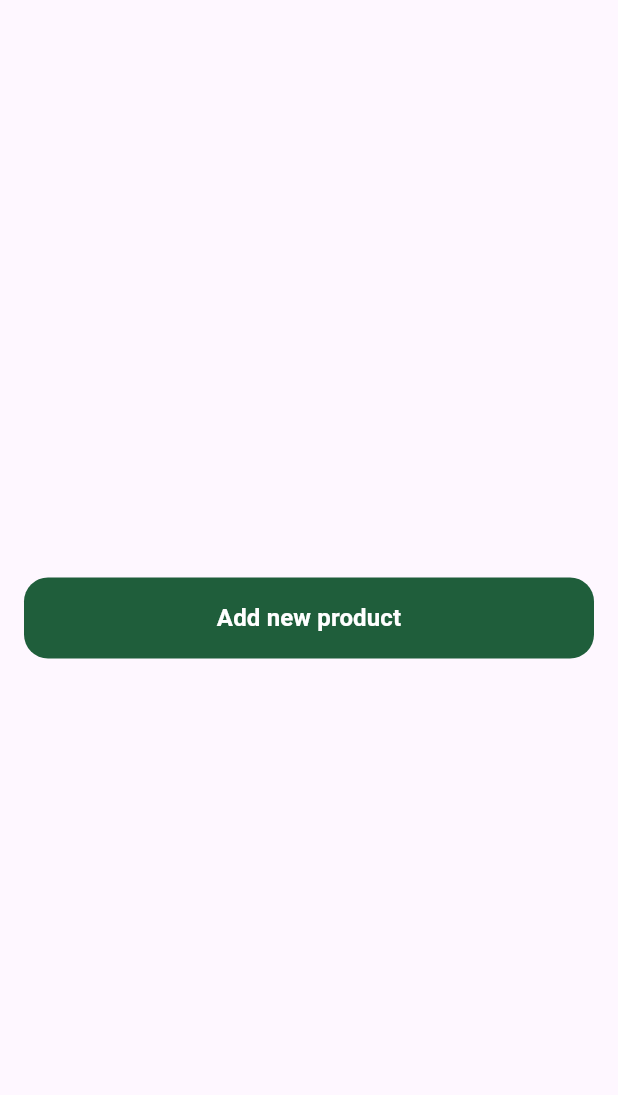
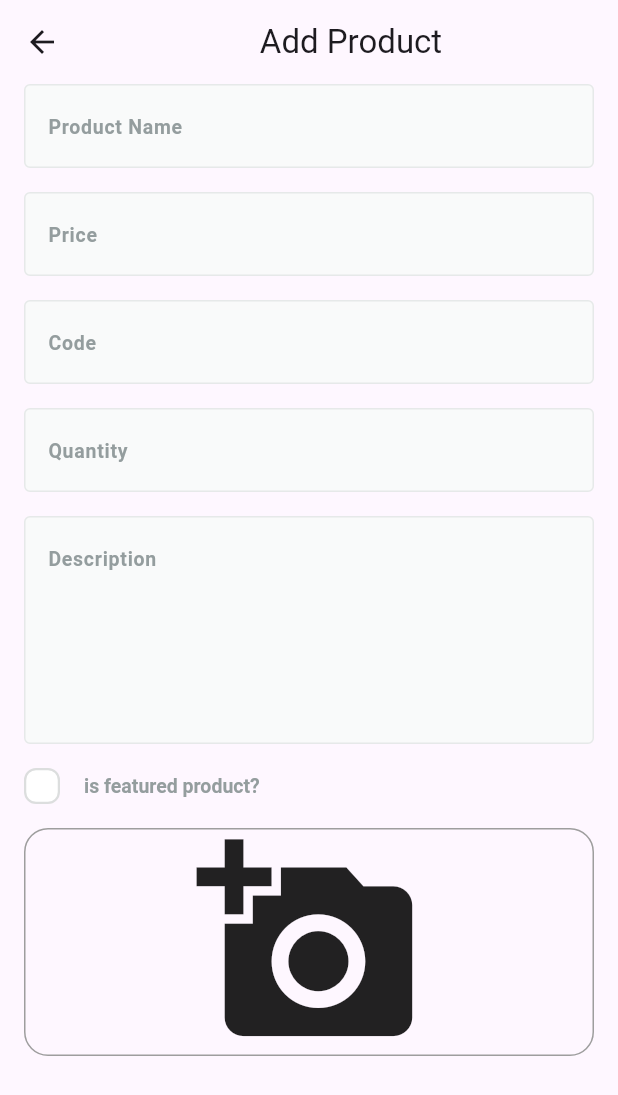
Before and after one commit to Noor-WildAli/ecommerce_dashboard, a Flutter app: the screen it shows after launch, after a tap on "Add new product", on a phone screen of 412 x 824 dp. Shown: the top 1095 px of the screen. Run offline on Flutter 3.47's test engine with Material 3 defaults, Android fonts, the phone set to English and light mode, and no system bars; drawn by our look-alikes of skeletonizer; our stand-ins replace firebase_core, image_picker; accounts and stored records are empty.

Commit message:
add the product and check box

```diff
--- a/lib/core/helper_fucntions/on_generate_routes.dart
+++ b/lib/core/helper_fucntions/on_generate_routes.dart
@@ -1,3 +1,4 @@
+import 'package:ecommerce_dashboard/features/add_product/presentation/views/add_product_view.dart';
 import 'package:ecommerce_dashboard/features/dashboard/views/dashboard_view.dart';
 import 'package:flutter/material.dart';
 
@@ -5,6 +6,9 @@ Route<dynamic> onGenerateRoute(RouteSettings settings) {
   switch (settings.name) {
     case DashboardView.routeName:
       return MaterialPageRoute(builder: (context) => const DashboardView());
+    case AddProductView.routeName:
+      return MaterialPageRoute(builder: (context) => const AddProductView());
+
     default:
       return MaterialPageRoute(builder: (context) => const Scaffold());
   }
--- /dev/null
+++ b/lib/core/widgets/build_app_bar.dart
@@ -0,0 +1,11 @@
+import 'package:flutter/material.dart';
+
+AppBar buildAppBar(String title) {
+  return AppBar(
+    title: Center(
+      child: Text(
+        title,
+      ),
+    ),
+  );
+}
--- /dev/null
+++ b/lib/core/widgets/custom_text_field.dart
@@ -0,0 +1,58 @@
+import 'package:ecommerce_dashboard/core/utils/app_text_styles.dart';
+import 'package:flutter/material.dart';
+
+class CustomTextFormField extends StatelessWidget {
+  const CustomTextFormField({
+    super.key,
+    required this.hintText,
+    required this.keyboardType,
+    this.suffixIcon,
+    this.onSaved,
+    this.obscureText = false,
+    this.maxLines,
+  });
+
+  final String hintText;
+  final TextInputType keyboardType;
+  final int? maxLines;
+  final Widget? suffixIcon;
+  final void Function(String?)? onSaved;
+
+  final bool obscureText;
+  @override
+  Widget build(BuildContext context) {
+    return TextFormField(
+      maxLines: maxLines,
+      obscureText: obscureText,
+      onSaved: onSaved,
+      validator: (value) {
+        if (value == null || value.isEmpty) {
+          return 'هذا الحقل مطلوب';
+        }
+        return null;
+      },
+      keyboardType: keyboardType,
+      decoration: InputDecoration(
+          suffixIcon: suffixIcon,
+          hintStyle: TextStyles.bold13.copyWith(
+            color: const Color(0xFF949D9E),
+          ),
+          hintText: hintText,
+          filled: true,
+          fillColor: const Color(0xFFF9FAFA),
+          border: buildBorder(),
+          enabledBorder: buildBorder(),
+          focusedBorder: buildBorder()),
+    );
+  }
+
+  OutlineInputBorder buildBorder() {
+    return OutlineInputBorder(
+      borderRadius: BorderRadius.circular(4),
+      borderSide: const BorderSide(
+        width: 1,
+        color: Color(0xFFE6E9E9),
+      ),
+    );
+  }
+}
--- /dev/null
+++ b/lib/features/add_product/presentation/views/add_product_view.dart
@@ -0,0 +1,16 @@
+import 'package:ecommerce_dashboard/core/widgets/build_app_bar.dart';
+import 'package:ecommerce_dashboard/features/add_product/presentation/views/widgets/add_product_view_body.dart';
+import 'package:flutter/material.dart';
+
+class AddProductView extends StatelessWidget {
+  const AddProductView({super.key});
+
+  static const routeName = 'add-product';
+  @override
+  Widget build(BuildContext context) {
+    return Scaffold(
+      appBar: buildAppBar('Add Product'),
+      body: const AddProductViewBody(),
+    );
+  }
+}
--- /dev/null
+++ b/lib/features/add_product/presentation/views/widgets/add_product_view_body.dart
@@ -0,0 +1,78 @@
+import 'package:ecommerce_dashboard/core/widgets/custom_text_field.dart';
+import 'package:ecommerce_dashboard/features/add_product/presentation/views/widgets/custom_check_box.dart';
+import 'package:ecommerce_dashboard/features/add_product/presentation/views/widgets/image_field.dart';
+import 'package:ecommerce_dashboard/features/add_product/presentation/views/widgets/is_featuered_chexk_box.dart';
+import 'package:flutter/material.dart';
+
+class AddProductViewBody extends StatefulWidget {
+  const AddProductViewBody({super.key});
+
+  @override
+  State<AddProductViewBody> createState() => _AddProductViewBodyState();
+}
+
+class _AddProductViewBodyState extends State<AddProductViewBody> {
+  final GlobalKey<FormState> _formKey = GlobalKey<FormState>();
+  AutovalidateMode autovalidateMode = AutovalidateMode.disabled;
+  @override
+  Widget build(BuildContext context) {
+    return Padding(
+      padding: const EdgeInsets.symmetric(horizontal: 16.0),
+      child: SingleChildScrollView(
+        child: Form(
+          key: _formKey,
+          autovalidateMode: AutovalidateMode.disabled,
+          child: Column(
+            children: [
+              const CustomTextFormField(
+                hintText: "Product Name",
+                keyboardType: TextInputType.text,
+              ),
+              const SizedBox(
+                height: 16,
+              ),
+              const CustomTextFormField(
+                hintText: "Price",
+                keyboardType: TextInputType.number,
+              ),
+              const SizedBox(
+                height: 16,
+              ),
+              const CustomTextFormField(
+                hintText: "Code",
+                keyboardType: TextInputType.number,
+              ),
+              const SizedBox(
+                height: 16,
+              ),
+              const CustomTextFormField(
+                hintText: "Quantity",
+                keyboardType: TextInputType.number,
+              ),
+              const SizedBox(
+                height: 16,
+              ),
+              const CustomTextFormField(
+                hintText: "Description",
+                keyboardType: TextInputType.text,
+                maxLines: 5,
+              ),
+              const SizedBox(
+                height: 16,
+              ),
+              IsFeaturedCheckBox(
+                onChanged: (value) {},
+              ),
+              const SizedBox(
+                height: 16,
+              ),
+              ImageField(
+                onFileChanged: (image) {},
+              ),
+            ],
+          ),
+        ),
+      ),
+    );
+  }
+}
--- /dev/null
+++ b/lib/features/add_product/presentation/views/widgets/custom_check_box.dart
@@ -0,0 +1,40 @@
+import 'package:ecommerce_dashboard/core/utils/app_colors.dart';
+import 'package:flutter/material.dart';
+
+class CustomCheckBox extends StatelessWidget {
+  const CustomCheckBox(
+      {super.key, required this.isChecked, required this.onChecked});
+
+  final ValueChanged<bool> onChecked;
+  final bool isChecked;
+  @override
+  Widget build(BuildContext context) {
+    return GestureDetector(
+      onTap: () {
+        onChecked(!isChecked);
+      },
+      child: AnimatedContainer(
+        width: 24,
+        height: 24,
+        duration: const Duration(milliseconds: 100),
+        decoration: ShapeDecoration(
+          color: isChecked ? AppColors.primaryColor : Colors.white,
+          shape: RoundedRectangleBorder(
+            side: BorderSide(
+                width: 1.50,
+                color:
+                    isChecked ? Colors.transparent : const Color(0xFFDCDEDE)),
+            borderRadius: BorderRadius.circular(8),
+          ),
+        ),
+        child: isChecked
+            ? const Icon(
+                Icons.check,
+                color: Colors.white,
+                size: 16,
+              )
+            : const SizedBox(),
+      ),
+    );
+  }
+}
--- /dev/null
+++ b/lib/features/add_product/presentation/views/widgets/image_field.dart
@@ -0,0 +1,83 @@
+import 'dart:io';
+
+import 'package:flutter/material.dart';
+import 'package:image_picker/image_picker.dart';
+import 'package:skeletonizer/skeletonizer.dart';
+
+class ImageField extends StatefulWidget {
+  const ImageField({super.key, required this.onFileChanged});
+
+  final ValueChanged<File?> onFileChanged;
+  @override
+  State<ImageField> createState() => _ImageFieldState();
+}
+
+class _ImageFieldState extends State<ImageField> {
+  bool isLoading = false;
+  File? fileImage;
+  @override
+  Widget build(BuildContext context) {
+    return Skeletonizer(
+      enabled: isLoading,
+      child: GestureDetector(
+        onTap: () async {
+          isLoading = true;
+          setState(() {});
+          try {
+            await pickImage();
+          } on Exception catch (e) {
+            // TODO
+          }
+
+          isLoading = false;
+
+          setState(() {});
+        },
+        child: Stack(
+          children: [
+            Container(
+              width: double.infinity,
+              decoration: BoxDecoration(
+                border: Border.all(
+                  color: Colors.grey,
+                ),
+                borderRadius: BorderRadius.circular(16),
+              ),
+              child: fileImage != null
+                  ? ClipRRect(
+                      borderRadius: BorderRadius.circular(16),
+                      child: Image.file(fileImage!),
+                    )
+                  : const Icon(
+                      Icons.add_a_photo,
+                      size: 150,
+                    ),
+            ),
+            Visibility(
+              visible: fileImage != null,
+              child: IconButton(
+                onPressed: () {
+                  fileImage = null;
+
+                  widget.onFileChanged(fileImage!);
+                  setState(() {});
+                },
+                icon: const Icon(Icons.delete),
+                color: Colors.red,
+              ),
+            )
+          ],
+        ),
+      ),
+    );
+  }
+
+  Future<void> pickImage() async {
+    final ImagePicker picker = ImagePicker();
+
+    final XFile? image = await picker.pickImage(source: ImageSource.gallery);
+    fileImage = File(image!.path);
+
+    widget.onFileChanged(fileImage!);
+  }
+}
--- /dev/null
+++ b/lib/features/add_product/presentation/views/widgets/is_featuered_chexk_box.dart
@@ -0,0 +1,48 @@
+import 'package:ecommerce_dashboard/core/utils/app_text_styles.dart';
+import 'package:ecommerce_dashboard/features/add_product/presentation/views/widgets/custom_check_box.dart';
+import 'package:flutter/material.dart';
+
+class IsFeaturedCheckBox extends StatefulWidget {
+  const IsFeaturedCheckBox({super.key, required this.onChanged});
+
+  final ValueChanged<bool> onChanged;
+
+  @override
+  State<IsFeaturedCheckBox> createState() => _IsFeaturedCheckBoxState();
+}
+
+class _IsFeaturedCheckBoxState extends State<IsFeaturedCheckBox> {
+  bool isTermsAccepted = false;
+  @override
+  Widget build(BuildContext context) {
+    return Row(
+      children: [
+        CustomCheckBox(
+          onChecked: (value) {
+            isTermsAccepted = value;
+            widget.onChanged(value);
+            setState(() {});
+          },
+          isChecked: isTermsAccepted,
+        ),
+        const SizedBox(
+          width: 16,
+        ),
+        Expanded(
+          child: RichText(
+            text: TextSpan(
+              children: [
+                TextSpan(
+                  text: 'is featured product?',
+                  style: TextStyles.semiBold13.copyWith(
+                    color: const Color(0xFF949D9E),
+                  ),
+                ),
+              ],
+            ),
+          ),
+        ),
+      ],
+    );
+  }
+}
--- a/lib/features/dashboard/views/widgets/dashboard_view_body.dart
+++ b/lib/features/dashboard/views/widgets/dashboard_view_body.dart
@@ -1,4 +1,5 @@
 import 'package:ecommerce_dashboard/core/widgets/custom_buttom.dart';
+import 'package:ecommerce_dashboard/features/add_product/presentation/views/add_product_view.dart';
 import 'package:flutter/material.dart';
 
 class DashboardViewBody extends StatelessWidget {
@@ -11,7 +12,11 @@ class DashboardViewBody extends StatelessWidget {
       child: Column(
         mainAxisAlignment: MainAxisAlignment.center,
         children: [
-          CustomButtom(onPressed: () {}, text: 'Add new product'),
+          CustomButtom(
+              onPressed: () {
+                Navigator.pushNamed(context, AddProductView.routeName);
+              },
+              text: 'Add new product'),
         ],
       ),
     );
--- a/pubspec.yaml
+++ b/pubspec.yaml
@@ -10,6 +10,8 @@ dependencies:
   firebase_core: ^3.6.0
   flutter:
     sdk: flutter
+  image_picker: ^1.1.2
+  skeletonizer: ^1.4.2
 
 dev_dependencies:
   flutter_lints: ^4.0.0
```
Also changed, not shown: pubspec.lock, 6 other files.
